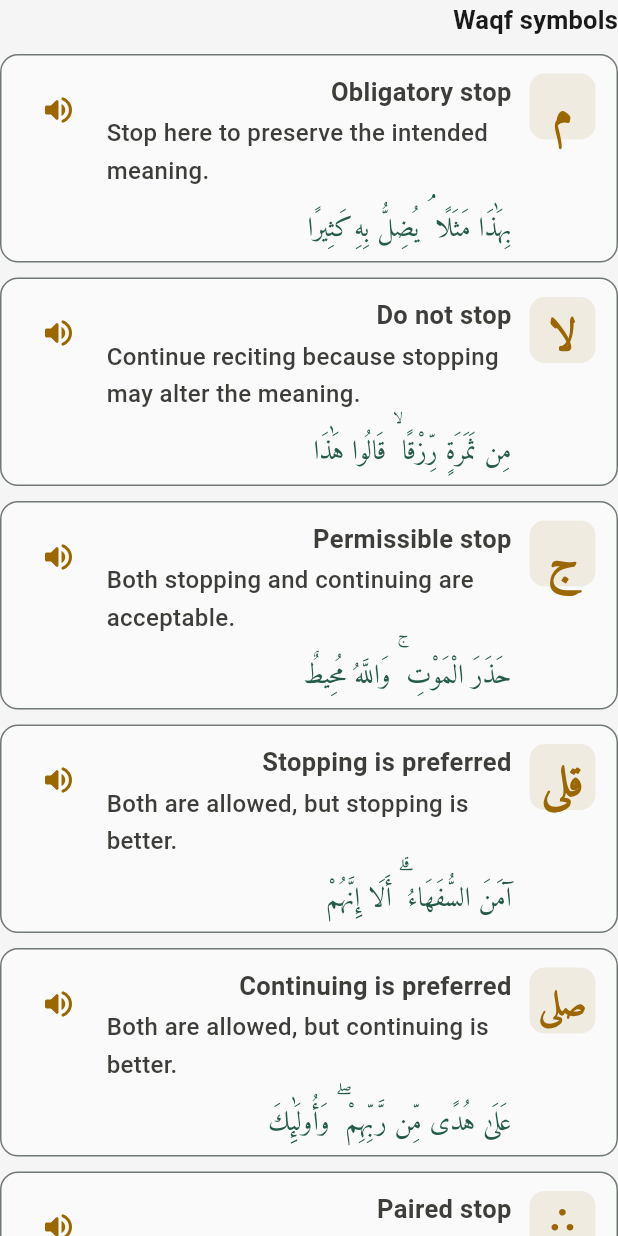
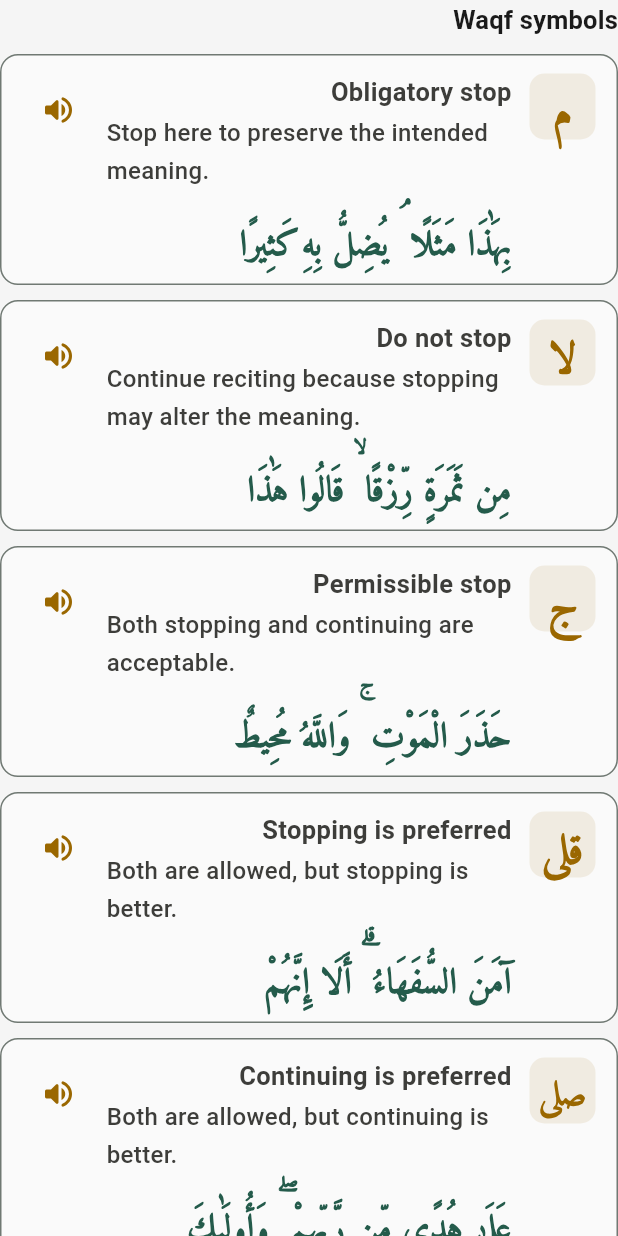
Before and after one commit to ahmed-ebaid/tajweed_app, a Flutter app: the _WaqfSymbolsTable widget shown alone on an empty page, opened directly with empty values, on a phone screen of 412 x 824 dp. Run offline on Flutter 3.47's test engine with Material 3 defaults, Android fonts, the phone set to English and light mode, and no system bars; our stand-ins replace connectivity_plus, dio, google_fonts, hive_flutter, just_audio, share_plus and 1 more; missing offline and left inert: app_attest; accounts and stored records are empty; network calls fail.

Commit message:
Label Tafkhim/Tarqiq examples by section, enlarge Waqf example text
- Add section-title caption above each Tafkhim/Tarqiq example so users
  know which case/degree it illustrates.
- Increase Waqf per-symbol example Arabic text size (18->24) and weight
  for legibility.
- Update navigation test to allow duplicate section-title text.

```diff
--- a/lib/features/rules/rule_detail_screen.dart
+++ b/lib/features/rules/rule_detail_screen.dart
@@ -890,14 +890,15 @@ class _WaqfSymbolsTableState extends State<_WaqfSymbolsTable> {
                                 fontWeight: FontWeight.w500,
                               ),
                         ),
-                        const SizedBox(height: 6),
+                        const SizedBox(height: 8),
                         Text(
                           waqf.WaqfSymbols.examples[index].arabicText,
                           textDirection: TextDirection.rtl,
                           style: const TextStyle(
                             fontFamily: 'AmiriQuran',
-                            fontSize: 18,
-                            height: 1.65,
+                            fontSize: 24,
+                            fontWeight: FontWeight.w600,
+                            height: 1.8,
                             color: Color(0xFF245B4B),
                           ),
                         ),
```
Also changed, not shown: lib/features/rules/tajweed_article_detail_screen.dart (+12 -0 lines), 1 other file.
